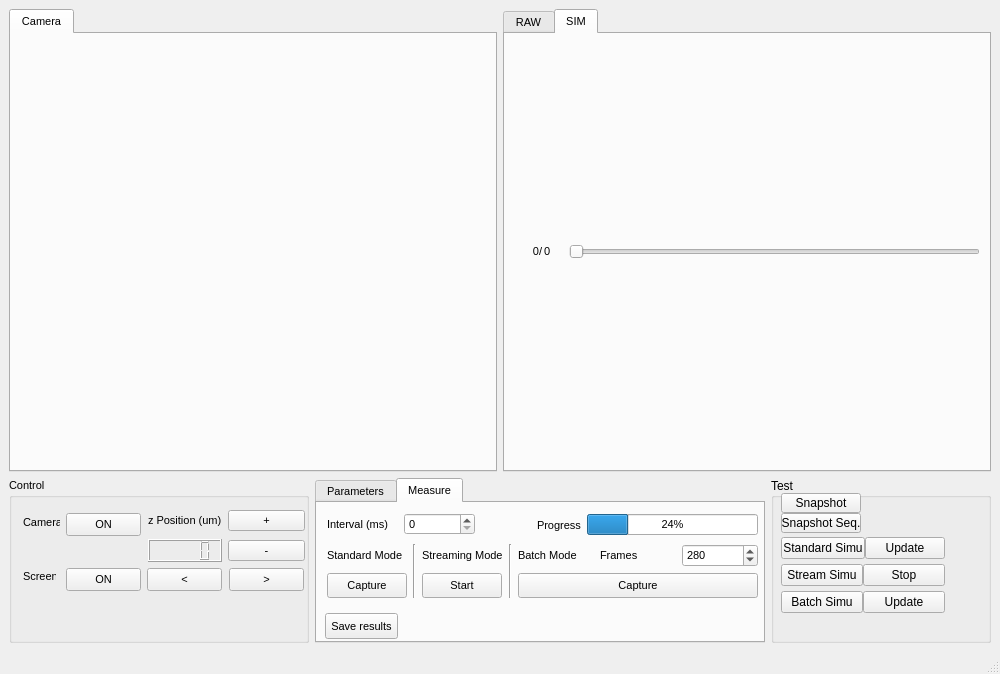
Old version of the form hexsim_measurement.ui in the repository imperial-photonics/HexSimInstrument.
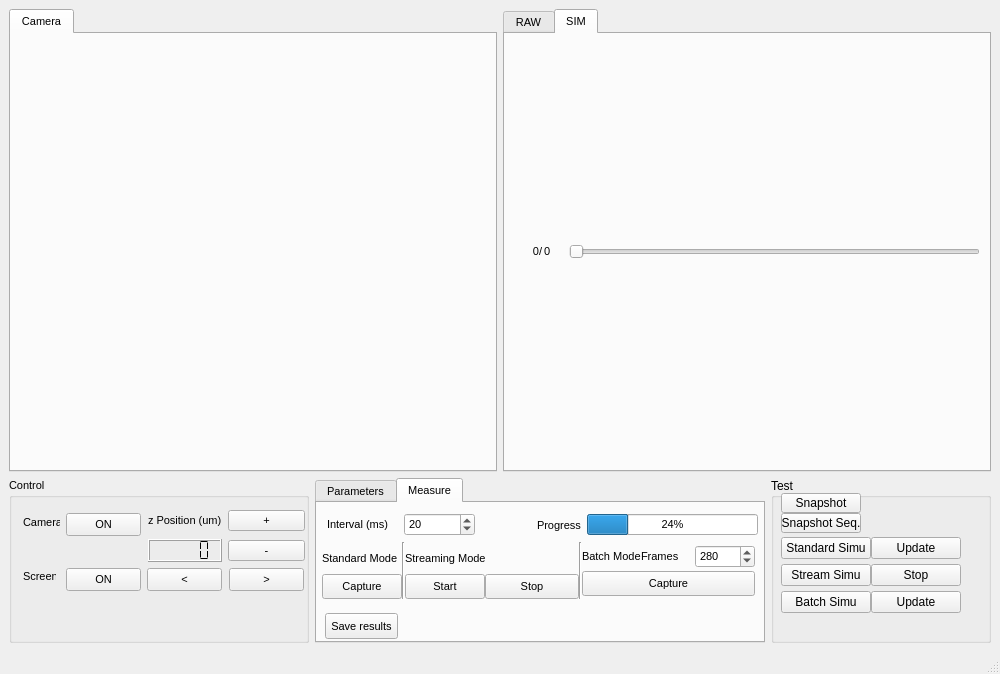
New version of the form. The open tabs and pages were chosen to show the change.

Commit message: Add the test code: HexSimMeasurement2.py. Use single thread for each SIM processing mode to solve the problem that GPU memory won't release after the thread. All three modes of reconstruction can work.

What changed in the file:
```diff
--- a/hexsim_measurement.ui
+++ b/hexsim_measurement.ui
@@ -56,7 +56,7 @@
          </font>
         </property>
         <property name="currentIndex">
-         <number>0</number>
+         <number>1</number>
         </property>
         <widget class="QWidget" name="imgCapturedTab">
          <attribute name="title">
@@ -267,12 +267,12 @@
         <string>Snapshot Seq.</string>
        </property>
       </widget>
-      <widget class="QWidget" name="">
+      <widget class="QWidget" name="layoutWidget">
        <property name="geometry">
         <rect>
          <x>10</x>
          <y>54</y>
-         <width>164</width>
+         <width>180</width>
          <height>89</height>
         </rect>
        </property>
@@ -518,7 +518,7 @@
          </widget>
         </item>
         <item row="0" column="1">
-         <widget class="QPushButton" name="pushButton">
+         <widget class="QPushButton" name="stagePositionIncrease">
           <property name="minimumSize">
            <size>
             <width>60</width>
@@ -538,10 +538,13 @@
             <height>0</height>
            </size>
           </property>
+          <property name="segmentStyle">
+           <enum>QLCDNumber::Flat</enum>
+          </property>
          </widget>
         </item>
         <item row="1" column="1">
-         <widget class="QPushButton" name="pushButton_2">
+         <widget class="QPushButton" name="stagePositionDecrease">
           <property name="minimumSize">
            <size>
             <width>60</width>
@@ -580,7 +583,7 @@
        <bool>false</bool>
       </property>
       <property name="currentIndex">
-       <number>1</number>
+       <number>0</number>
       </property>
       <widget class="QWidget" name="tab">
        <attribute name="title">
@@ -966,7 +969,7 @@
             <string>GPU</string>
            </property>
            <property name="checked">
-            <bool>true</bool>
+            <bool>false</bool>
            </property>
            <property name="tristate">
             <bool>false</bool>
@@ -1011,7 +1014,7 @@
           <x>10</x>
           <y>10</y>
           <width>148</width>
-          <height>22</height>
+          <height>23</height>
          </rect>
         </property>
         <layout class="QHBoxLayout" name="horizontalLayout_12">
@@ -1023,13 +1026,19 @@
           </widget>
          </item>
          <item>
-          <widget class="QSpinBox" name="intervalTimeInput">
+          <widget class="QSpinBox" name="intervalTime">
            <property name="minimumSize">
             <size>
              <width>70</width>
              <height>0</height>
             </size>
            </property>
+           <property name="maximum">
+            <number>2000</number>
+           </property>
+           <property name="value">
+            <number>20</number>
+           </property>
           </widget>
          </item>
         </layout>
@@ -1037,14 +1046,43 @@
        <widget class="QWidget" name="layoutWidget">
         <property name="geometry">
          <rect>
-          <x>10</x>
-          <y>41</y>
-          <width>431</width>
-          <height>55</height>
+          <x>220</x>
+          <y>10</y>
+          <width>221</width>
+          <height>24</height>
          </rect>
         </property>
-        <layout class="QGridLayout" name="gridLayout_3">
-         <item row="0" column="0" rowspan="2">
+        <layout class="QHBoxLayout" name="horizontalLayout_13">
+         <item>
+          <widget class="QLabel" name="label_15">
+           <property name="text">
+            <string>Progress</string>
+           </property>
+          </widget>
+         </item>
+         <item>
+          <widget class="QProgressBar" name="progressBar">
+           <property name="value">
+            <number>24</number>
+           </property>
+          </widget>
+         </item>
+        </layout>
+       </widget>
+       <widget class="QWidget" name="layoutWidget">
+        <property name="geometry">
+         <rect>
+          <x>5</x>
+          <y>39</y>
+          <width>433</width>
+          <height>57</height>
+         </rect>
+        </property>
+        <layout class="QHBoxLayout" name="horizontalLayout_20">
+         <property name="spacing">
+          <number>0</number>
+         </property>
+         <item>
           <layout class="QVBoxLayout" name="verticalLayout">
            <item>
             <widget class="QLabel" name="label_3">
@@ -1079,14 +1117,14 @@
            </item>
           </layout>
          </item>
-         <item row="0" column="1" rowspan="2">
+         <item>
           <widget class="Line" name="line">
            <property name="orientation">
             <enum>Qt::Vertical</enum>
            </property>
           </widget>
          </item>
-         <item row="0" column="2" rowspan="2">
+         <item>
           <layout class="QVBoxLayout" name="verticalLayout_2">
            <item>
             <widget class="QLabel" name="label_4">
@@ -1096,6 +1134,11 @@
             </widget>
            </item>
            <item>
+            <layout class="QHBoxLayout" name="horizontalLayout_19">
+             <property name="spacing">
+              <number>0</number>
+             </property>
+             <item>
             <widget class="QPushButton" name="startStreamingButton">
              <property name="minimumSize">
               <size>
@@ -1119,16 +1162,36 @@
              </property>
             </widget>
            </item>
-          </layout>
-         </item>
-         <item row="0" column="3" rowspan="2">
+             <item>
+              <widget class="QPushButton" name="stopStreamingButton">
+               <property name="minimumSize">
+                <size>
+                 <width>80</width>
+                 <height>25</height>
+                </size>
+               </property>
+               <property name="text">
+                <string>Stop</string>
+               </property>
+              </widget>
+             </item>
+            </layout>
+           </item>
+          </layout>
+         </item>
+         <item>
           <widget class="Line" name="line_2">
            <property name="orientation">
             <enum>Qt::Vertical</enum>
            </property>
           </widget>
          </item>
-         <item row="0" column="4">
+         <item>
+          <layout class="QVBoxLayout" name="verticalLayout_7">
+           <property name="spacing">
+            <number>0</number>
+           </property>
+           <item>
           <layout class="QHBoxLayout" name="horizontalLayout_2">
            <item>
             <widget class="QLabel" name="label_5">
@@ -1156,7 +1219,7 @@
             </widget>
            </item>
            <item>
-            <widget class="QSpinBox" name="nStackInput">
+              <widget class="QSpinBox" name="nStack">
              <property name="minimumSize">
               <size>
                <width>60</width>
@@ -1178,7 +1241,7 @@
            </item>
           </layout>
          </item>
-         <item row="1" column="4">
+           <item>
           <widget class="QPushButton" name="captureBatchButton">
            <property name="minimumSize">
             <size>
@@ -1197,30 +1260,6 @@
           </widget>
          </item>
         </layout>
-       </widget>
-       <widget class="QWidget" name="layoutWidget">
-        <property name="geometry">
-         <rect>
-          <x>220</x>
-          <y>10</y>
-          <width>221</width>
-          <height>24</height>
-         </rect>
-        </property>
-        <layout class="QHBoxLayout" name="horizontalLayout_13">
-         <item>
-          <widget class="QLabel" name="label_15">
-           <property name="text">
-            <string>Progress</string>
-           </property>
-          </widget>
-         </item>
-         <item>
-          <widget class="QProgressBar" name="progressBar">
-           <property name="value">
-            <number>24</number>
-           </property>
-          </widget>
          </item>
         </layout>
        </widget>
```
Lines whose indentation alone changed are shown as unchanged. The commit also changes 6 other files.
